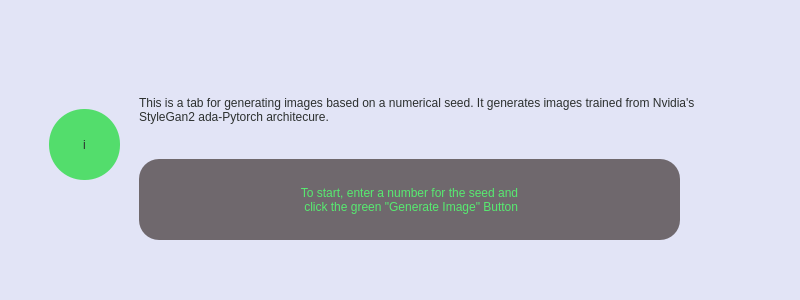
Old version of the form uiref/info_gen.ui in the repository greseam/Senior-Project-Ai-Artist.
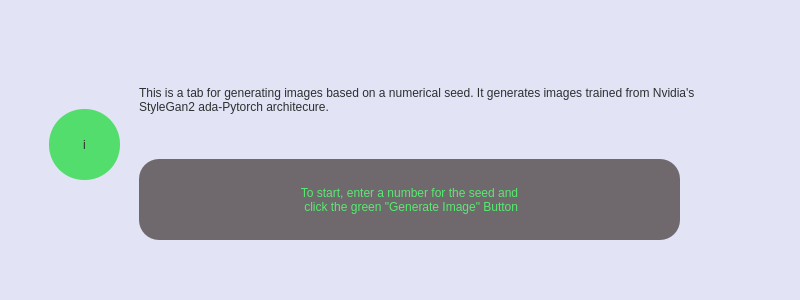
New version of the form.

The edit to the form file:
```diff
--- a/uiref/info_gen.ui
+++ b/uiref/info_gen.ui
@@ -51,9 +51,9 @@
     <property name="geometry">
      <rect>
       <x>140</x>
-      <y>70</y>
+      <y>50</y>
       <width>571</width>
-      <height>81</height>
+      <height>101</height>
      </rect>
     </property>
     <property name="styleSheet">
@@ -61,7 +61,7 @@
 color: rgb(44, 48, 47);</string>
     </property>
     <property name="text">
-     <string>This is a tab for generating images based on a numerical seed. It generates images trained from Nvidia's StyleGan2 ada-Pytorch architecure. </string>
+     <string>This is a tab for generating images based on a numerical seed. It generates images trained from Nvidia's StyleGan2 ada-Pytorch architecure.</string>
     </property>
     <property name="wordWrap">
      <bool>true</bool>
```
